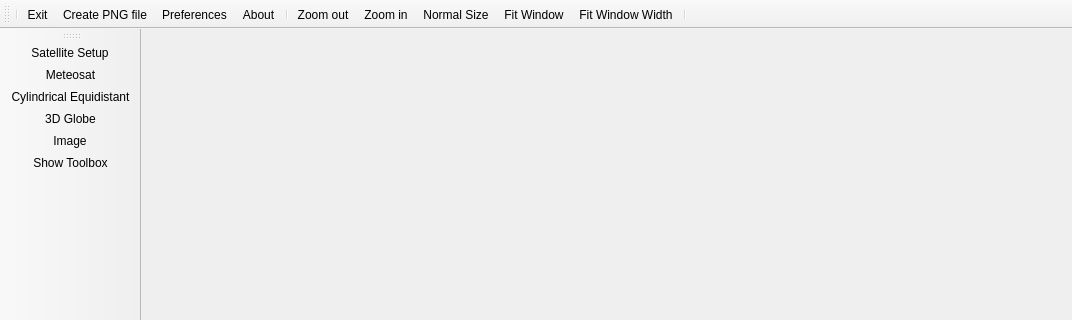
Old version of the form core/mainwindow.ui in the repository hvanruys/EUMETCastView; both pictures show x 0 to 1072 and y 0 to 320 of the 1072 by 669 pixel window.
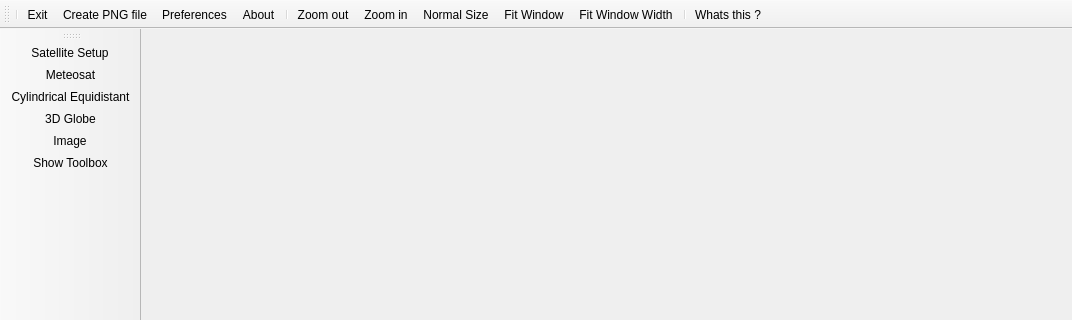
New version of the form. Icons and pictures are not drawn.

The edit to the form file:
```diff
--- a/core/mainwindow.ui
+++ b/core/mainwindow.ui
@@ -55,6 +55,7 @@
    <addaction name="actionFitWindow"/>
    <addaction name="actionFitWindowWidth"/>
    <addaction name="separator"/>
+   <addaction name="actionWhatsthis"/>
   </widget>
   <widget class="QStatusBar" name="statusBar"/>
   <widget class="QToolBar" name="toolBar">
@@ -260,6 +261,15 @@
     <string>Fit Window Width</string>
    </property>
   </action>
+  <action name="actionWhatsthis">
+   <property name="icon">
+    <iconset resource="EUMETCastView.qrc">
+     <normaloff>:/icons/icons/question-mark-cursor_318-113947.png</normaloff>:/icons/icons/question-mark-cursor_318-113947.png</iconset>
+   </property>
+   <property name="text">
+    <string>Whats this ?</string>
+   </property>
+  </action>
  </widget>
  <layoutdefault spacing="6" margin="11"/>
  <resources>
```
